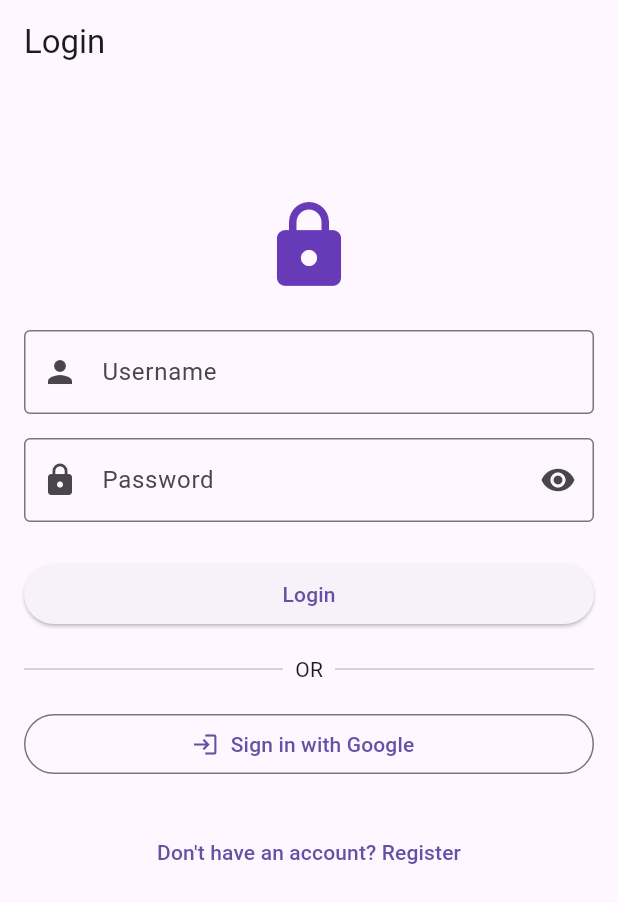
After one commit to NURENeoFit/Mobile, a Flutter app: the LoginScreen screen opened by its route, on a phone screen of 412 x 824 dp. The commit adds this screen. Shown: the top 903 px of the screen. Run offline on Flutter 3.47's test engine with Material 3 defaults, Android fonts, the phone set to English and light mode, and no system bars; our stand-ins replace go_router.

Commit message:
Splitted the file login.dart into four files .dart

```diff
--- a/lib/main.dart
+++ b/lib/main.dart
@@ -1,7 +1,7 @@
 import 'package:flutter/material.dart';
 import 'package:go_router/go_router.dart';
 
-import 'screens/login.dart';
+import 'screens/login/login_screen.dart';
 import 'screens/home.dart';
 import 'screens/profile.dart';
 
--- /dev/null
+++ b/lib/screens/login/login_controller.dart
@@ -0,0 +1,23 @@
+import 'package:flutter/material.dart';
+import 'package:go_router/go_router.dart';
+
+class LoginController {
+  static void loginWithUsername(BuildContext context, String username, String password) {
+    // TODO: Add real auth logic
+    debugPrint('Login with username: $username, password: $password');
+
+    ScaffoldMessenger.of(context).showSnackBar(
+      SnackBar(content: Text('Logged in as $username (placeholder)')),
+    );
+
+    context.go('/');
+  }
+
+  static void loginWithGoogle(BuildContext context) {
+    // TODO: Google Sign-In logic
+    debugPrint('Google login pressed');
+    ScaffoldMessenger.of(context).showSnackBar(
+      const SnackBar(content: Text('Google login (placeholder)')),
+    );
+  }
+}
--- /dev/null
+++ b/lib/screens/login/login_form.dart
@@ -0,0 +1,115 @@
+import 'package:flutter/material.dart';
+import 'package:go_router/go_router.dart';
+
+import 'login_controller.dart';
+import 'login_widgets.dart';
+
+class LoginForm extends StatefulWidget {
+  const LoginForm({super.key});
+
+  @override
+  State<LoginForm> createState() => _LoginFormState();
+}
+
+class _LoginFormState extends State<LoginForm> {
+  final _formKey = GlobalKey<FormState>();
+  final _usernameController = TextEditingController();
+  final _passwordController = TextEditingController();
+  bool _obscure = true;
+
+  @override
+  void dispose() {
+    _usernameController.dispose();
+    _passwordController.dispose();
+    super.dispose();
+  }
+
+  void _onLoginPressed() {
+    if (_formKey.currentState!.validate()) {
+      final username = _usernameController.text.trim();
+      final password = _passwordController.text.trim();
+      LoginController.loginWithUsername(context, username, password);
+    }
+  }
+
+  void _onGooglePressed() {
+    LoginController.loginWithGoogle(context);
+  }
+
+  @override
+  Widget build(BuildContext context) {
+    return Form(
+      key: _formKey,
+      child: Column(
+        mainAxisSize: MainAxisSize.min,
+        children: [
+          const SizedBox(height: 60),
+          const Icon(Icons.lock, size: 64, color: Colors.deepPurple),
+          const SizedBox(height: 24),
+
+          TextFormField(
+            controller: _usernameController,
+            decoration: const InputDecoration(
+              labelText: 'Username',
+              prefixIcon: Icon(Icons.person),
+              border: OutlineInputBorder(),
+            ),
+            validator: (value) =>
+            value == null || value.isEmpty ? 'Enter your username' : null,
+          ),
+          const SizedBox(height: 16),
+
+          TextFormField(
+            controller: _passwordController,
+            obscureText: _obscure,
+            decoration: InputDecoration(
+              labelText: 'Password',
+              prefixIcon: const Icon(Icons.lock),
+              suffixIcon: IconButton(
+                icon: Icon(
+                  _obscure ? Icons.visibility : Icons.visibility_off,
+                ),
+                onPressed: () {
+                  setState(() => _obscure = !_obscure);
+                },
+              ),
+              border: const OutlineInputBorder(),
+            ),
+            validator: (value) =>
+            value == null || value.isEmpty ? 'Enter your password' : null,
+          ),
+          const SizedBox(height: 24),
+
+          SizedBox(
+            width: double.infinity,
+            child: ElevatedButton(
+              onPressed: _onLoginPressed,
+              child: const Text('Login'),
+            ),
+          ),
+          const SizedBox(height: 16),
+
+          const LoginDivider(),
+          const SizedBox(height: 16),
+
+          SizedBox(
+            width: double.infinity,
+            child: OutlinedButton.icon(
+              icon: const Icon(Icons.login),
+              label: const Text('Sign in with Google'),
+              onPressed: _onGooglePressed,
+            ),
+          ),
+          const SizedBox(height: 24),
+
+          TextButton(
+            onPressed: () {
+              debugPrint('Go to register screen (placeholder)');
+            },
+            child: const Text("Don't have an account? Register"),
+          ),
+        ],
+      ),
+    );
+  }
+}
--- /dev/null
+++ b/lib/screens/login/login_screen.dart
@@ -0,0 +1,17 @@
+import 'package:flutter/material.dart';
+import 'login_form.dart';
+
+class LoginScreen extends StatelessWidget {
+  const LoginScreen({super.key});
+
+  @override
+  Widget build(BuildContext context) {
+    return Scaffold(
+      appBar: AppBar(title: Text('Login')),
+      body: SingleChildScrollView(
+        padding: EdgeInsets.all(16),
+        child: LoginForm(),
+      ),
+    );
+  }
+}
--- /dev/null
+++ b/lib/screens/login/login_widgets.dart
@@ -0,0 +1,19 @@
+import 'package:flutter/material.dart';
+
+class LoginDivider extends StatelessWidget {
+  const LoginDivider({super.key});
+
+  @override
+  Widget build(BuildContext context) {
+    return Row(
+      children: const [
+        Expanded(child: Divider()),
+        Padding(
+          padding: EdgeInsets.symmetric(horizontal: 8),
+          child: Text('OR'),
+        ),
+        Expanded(child: Divider()),
+      ],
+    );
+  }
+}
```
Also changed, not shown: lib/screens/login.dart (deleted, +0 -150 lines).
